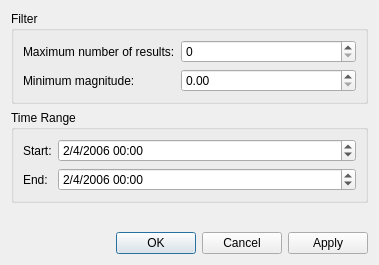
The window that src/plugins/render/earthquake/EarthquakeConfigWidget.ui (KDE/marble) describes before a commit, drawn with Qt 5.
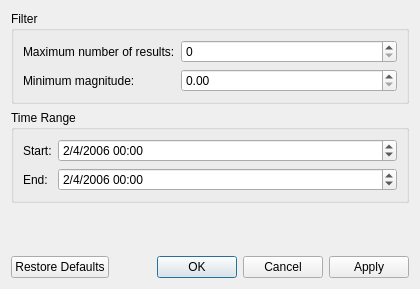
The same window after the commit.

Commit message: Changes: Restore default settings for Marble Plugins http://reviewboard.kde.org/r/6295/ by Daniel Marth

What changed in the file:
```diff
--- a/src/plugins/render/earthquake/EarthquakeConfigWidget.ui
+++ b/src/plugins/render/earthquake/EarthquakeConfigWidget.ui
@@ -6,8 +6,8 @@
    <rect>
     <x>0</x>
     <y>0</y>
-    <width>379</width>
-    <height>265</height>
+    <width>420</width>
+    <height>289</height>
    </rect>
   </property>
   <property name="windowTitle">
@@ -126,7 +126,7 @@
       <enum>Qt::Horizontal</enum>
      </property>
      <property name="standardButtons">
-      <set>QDialogButtonBox::Apply|QDialogButtonBox::Cancel|QDialogButtonBox::Ok</set>
+      <set>QDialogButtonBox::Apply|QDialogButtonBox::Cancel|QDialogButtonBox::Ok|QDialogButtonBox::RestoreDefaults</set>
      </property>
     </widget>
    </item>
```
The commit also changes 10 other files.
